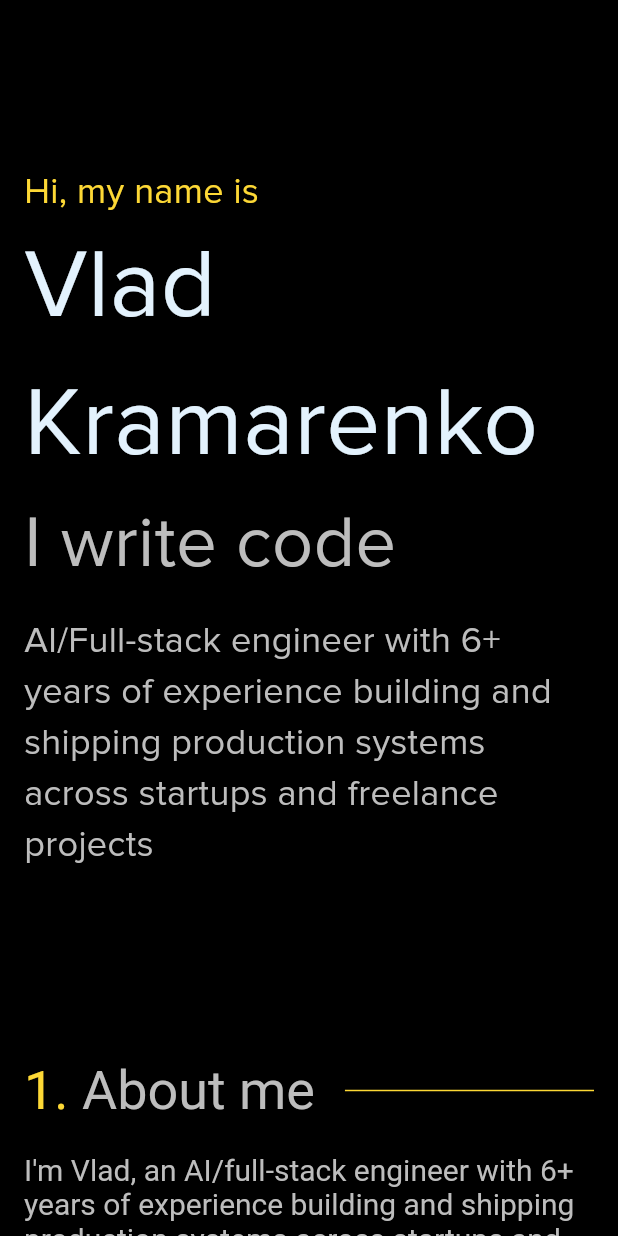
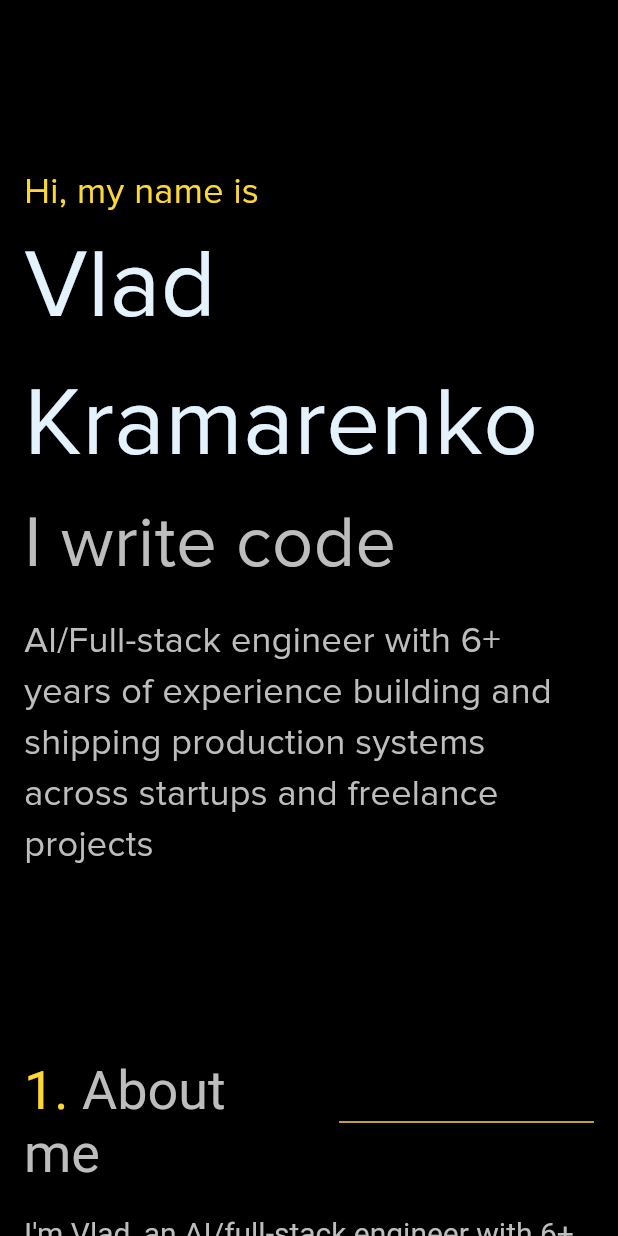
Before and after one commit to vkram2711/Resume, a Flutter app: the screen it shows after launch, on a phone screen of 412 x 824 dp. Run offline on Flutter 3.47's test engine with Material 3 defaults, Android fonts, the phone set to English and light mode, and no system bars; our stand-ins replace flutter_markdown, flutter_svg.

Commit message:
minor fix

```diff
--- a/lib/pages/about_page.dart
+++ b/lib/pages/about_page.dart
@@ -41,8 +41,11 @@ class AboutPage extends StatelessWidget {
       return Row(
         children: [
           Expanded(
+            child: ConstrainedBox(
+              constraints: const BoxConstraints(minWidth: 0),
               child: Column(
                 crossAxisAlignment: CrossAxisAlignment.start,
+                mainAxisSize: MainAxisSize.min,
                 children: const [
                   Header(
                     accentText: '1. ',
@@ -59,6 +62,7 @@ class AboutPage extends StatelessWidget {
                 ],
               ),
             ),
+          ),
         ],
       );
     }
--- a/lib/widgets/header.dart
+++ b/lib/widgets/header.dart
@@ -12,12 +12,14 @@ class Header extends StatelessWidget {
   Widget build(BuildContext context) {
     return Row(
       children: [
-        TitleText(
-          accentText,
-          text,
-          fontSize: 36,
+        Flexible(
+          child: TitleText(
+            accentText,
+            text,
+            fontSize: 36,
+          ),
         ),
-         Expanded(
+        Expanded(
           child: Padding(
             padding: const EdgeInsets.only(left: 20),
             child: Divider(
--- a/lib/widgets/text/about_text.dart
+++ b/lib/widgets/text/about_text.dart
@@ -7,6 +7,7 @@ class AboutText extends StatelessWidget {
   @override
   Widget build(BuildContext context) {
     return RichText(
+      softWrap: true,
       text: TextSpan(
         style: primaryTextStyle(context), // Default style for the entire text
         children: [
--- a/lib/widgets/text/primary_text.dart
+++ b/lib/widgets/text/primary_text.dart
@@ -14,6 +14,8 @@ class PrimaryText extends StatelessWidget {
     return Text(
       text,
       textAlign: textAlign,
+      softWrap: true,
+      overflow: TextOverflow.visible,
       style:
           TextStyle(color: Theme.of(context).primaryColor, fontSize: fontSize),
     );
--- a/lib/widgets/text/secondary_header_text.dart
+++ b/lib/widgets/text/secondary_header_text.dart
@@ -11,6 +11,8 @@ class SecondaryHeaderText extends StatelessWidget {
   Widget build(BuildContext context) {
     return Text(
       text,
+      softWrap: true,
+      overflow: TextOverflow.visible,
       style: TextStyle(
           color: Theme.of(context).secondaryHeaderColor, fontSize: fontSize),
     );
--- a/lib/widgets/text/title_text.dart
+++ b/lib/widgets/text/title_text.dart
@@ -13,6 +13,7 @@ class TitleText extends StatelessWidget {
   @override
   Widget build(BuildContext context) {
     return RichText(
+      softWrap: true,
       text: TextSpan(
         children: [
           TextSpan(
```
Also changed, not shown: lib/widgets/work_card.dart (+13 -1 lines), 1 other file. Lines whose indentation alone changed are shown as unchanged.
